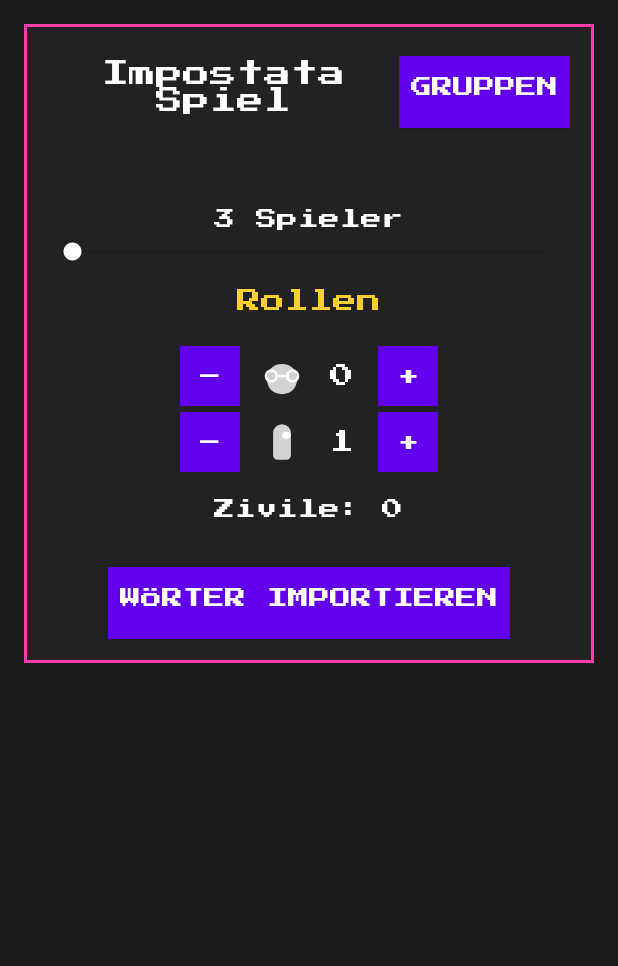
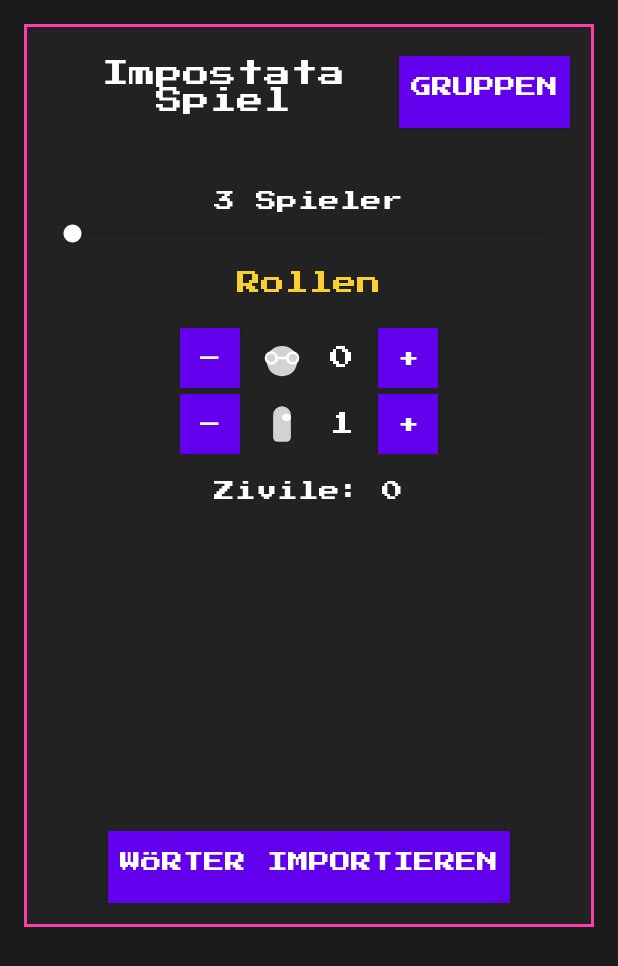
Before and after one commit to icedpotat/Impostata, an Android app: the layout fragment_game.xml on its own in the app's theme, with its tools: preview values and no code run, on a phone screen of 412 x 824 dp. Shown: the top 966 px of the screen. Run offline under Robolectric (Android 15) with nearby library versions, the phone set to English and light mode, and no system bars.

Commit message:
Layout improvements

```diff
--- a/app/src/main/java/ch/spitalstsag/impostata/GroupActivity.kt
+++ b/app/src/main/java/ch/spitalstsag/impostata/GroupActivity.kt
@@ -36,6 +36,7 @@
     override fun onCreate(savedInstanceState: Bundle?) {
         super.onCreate(savedInstanceState)
         setContentView(R.layout.activity_group)
+        supportActionBar?.hide()
 
         groups = loadGroups(this)
         displayGroups(findViewById(R.id.groupListContainer))
--- a/app/src/main/java/ch/spitalstsag/impostata/MainActivity.kt
+++ b/app/src/main/java/ch/spitalstsag/impostata/MainActivity.kt
@@ -8,6 +8,8 @@
     override fun onCreate(savedInstanceState: Bundle?) {
         super.onCreate(savedInstanceState)
         setContentView(R.layout.activity_main)
+        supportActionBar?.hide()
+
 
         if (savedInstanceState == null) {
             supportFragmentManager.beginTransaction()
--- a/app/src/main/res/layout/fragment_game.xml
+++ b/app/src/main/res/layout/fragment_game.xml
@@ -1,18 +1,13 @@
 <?xml version="1.0" encoding="utf-8"?>
-<ScrollView xmlns:android="http://schemas.android.com/apk/res/android"
-    xmlns:app="http://schemas.android.com/apk/res-auto"
-    android:id="@+id/scrollRoot"
+<LinearLayout
+    xmlns:android="http://schemas.android.com/apk/res/android"
+    android:id="@+id/rootLayout"
     android:layout_width="match_parent"
     android:layout_height="match_parent"
+    android:orientation="vertical"
     android:background="@color/pixel_bg"
     android:padding="16dp">
 
-    <LinearLayout
-        android:id="@+id/rootLayout"
-        android:orientation="vertical"
-        android:layout_width="match_parent"
-        android:layout_height="wrap_content"
-        android:gravity="center_horizontal">
 
     <!-- Setup Phase -->
     <LinearLayout
@@ -53,7 +48,7 @@
             android:layout_width="match_parent"
             android:layout_height="wrap_content"
             android:orientation="vertical"
-                android:layout_marginTop="12dp"
+            android:layout_marginTop="0dp"
             android:padding="12dp" />
 
         <TextView
@@ -187,12 +182,21 @@
             android:fontFamily="@font/pixel_font"
             android:layout_marginTop="8dp" />
 
-            <LinearLayout
+        <ScrollView
+            android:layout_width="match_parent"
+            android:layout_height="200dp"
+            android:layout_marginTop="0dp"
+            android:scrollbars="vertical">
+
+            <GridLayout
                 android:id="@+id/nameInputsContainer"
-                android:orientation="vertical"
                 android:layout_width="match_parent"
                 android:layout_height="wrap_content"
-                android:layout_marginTop="12dp" />
+                android:columnCount="2"
+                android:padding="4dp"/>
+        </ScrollView>
+
+
 
         <Button
             android:id="@+id/btnStartGame"
@@ -361,4 +365,3 @@
             android:layout_marginTop="8dp" />
     </LinearLayout>
 </LinearLayout>
-</ScrollView>
--- a/app/src/main/res/values/styles.xml
+++ b/app/src/main/res/values/styles.xml
@@ -28,5 +28,4 @@
         <item name="android:gravity">end</item>
     </style>
 
-
 </resources>
--- a/app/src/main/res/values/themes.xml
+++ b/app/src/main/res/values/themes.xml
@@ -1,6 +1,6 @@
 <resources xmlns:tools="http://schemas.android.com/tools">
     <!-- Base application theme. -->
-    <style name="Theme.Impostata" parent="Theme.MaterialComponents.DayNight.DarkActionBar">
+    <style name="Theme.Impostata" parent="Theme.MaterialComponents.DayNight.NoActionBar">
         <!-- Primary brand color. -->
         <item name="colorPrimary">@color/purple_500</item>
         <item name="colorPrimaryVariant">@color/purple_700</item>
```
Also changed, not shown: app/src/main/java/ch/spitalstsag/impostata/GameFragment.kt (+59 -9 lines). Lines whose indentation alone changed are shown as unchanged.
